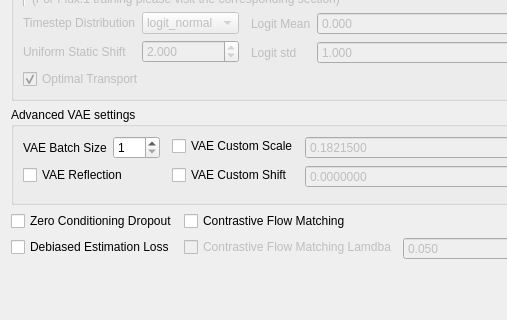
Qt form ui_files/ExperimentalArgsUI.ui (67372a/LoRA_Easy_Training_Scripts) before a commit; both pictures show x 0 to 507 and y 180 to 500 of the 675 by 500 pixel window.
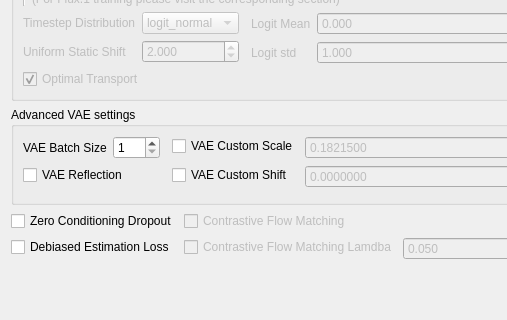
The same form after that commit. Custom widgets are drawn as their Qt base class.

Commit message: refactor(ExperimentalArgsUI): disable CFM until flow_model or v_param is enabled

```diff
--- a/ui_files/ExperimentalArgsUI.ui
+++ b/ui_files/ExperimentalArgsUI.ui
@@ -384,6 +384,9 @@
        </item>
        <item row="0" column="0" colspan="2">
         <widget class="QCheckBox" name="cfm_enable">
+         <property name="enabled">
+          <bool>false</bool>
+         </property>
          <property name="sizePolicy">
           <sizepolicy hsizetype="Fixed" vsizetype="Fixed">
            <horstretch>0</horstretch>
```
The commit also changes 3 other files.
